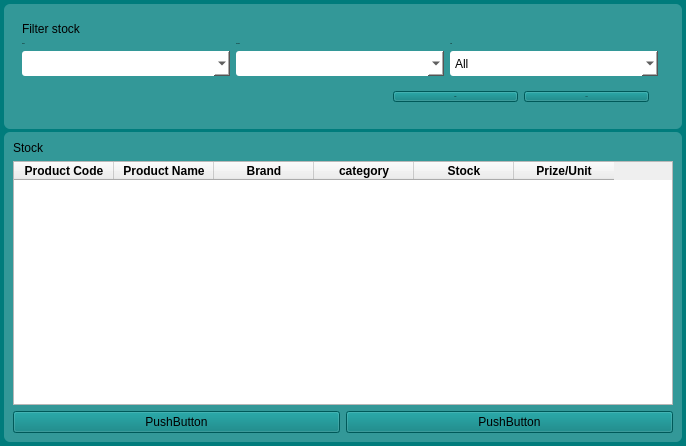
Qt form ui/stock.ui (sarin32/Supermarket-Inventory-and-Sales-Management-System) before a commit.
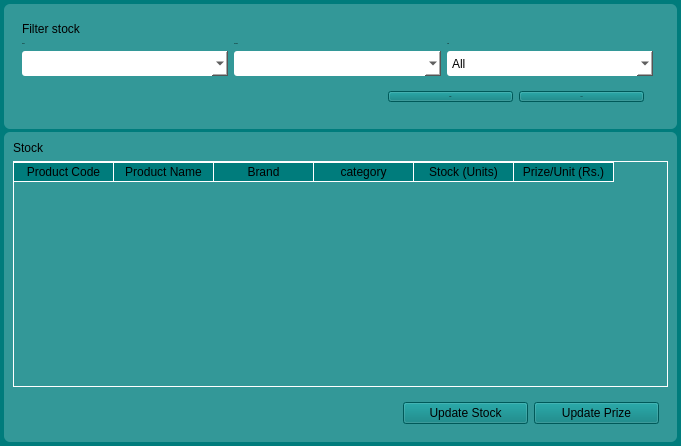
The same form after that commit.

Commit message: finished with stock page backend and front end

What changed in the file:
```diff
--- a/ui/stock.ui
+++ b/ui/stock.ui
@@ -6,7 +6,7 @@
    <rect>
     <x>0</x>
     <y>0</y>
-    <width>686</width>
+    <width>681</width>
     <height>446</height>
    </rect>
   </property>
@@ -39,9 +39,40 @@
 	color:#000;
 	border-radius:3px;
 }
-QMessageBox{
+QMessageBox,QInputDialog{
 	background-color: rgb(51, 152, 152);
-}</string>
+}
+
+QTableWidget
+{
+	gridline-color: #ffffff;
+	background-color: transparent;
+	border:1px solid rgb(255, 255, 255);
+	font: 13px  &quot;Centular&quot;;
+}
+QHeaderView {
+	background-color: transparent;
+}
+QHeaderView::section {
+	background-color: rgb(0, 124, 124);
+	font: bold 13px  &quot;Centular&quot; ;
+	border-bottom: 1px solid #fff;
+    border-right: 1px solid #fff;
+}
+QHeaderView::section:horizontal
+{
+    border-top: 1px solid #fff;
+}
+QHeaderView::section:vertical
+{
+    border-left: 1px solid #fff;
+}
+QTableWidget::item::selected 
+{
+ Color:#000; 
+ Background: #fff;
+}
+</string>
   </property>
   <layout class="QGridLayout" name="gridLayout">
    <property name="leftMargin">
@@ -59,6 +90,130 @@
    <property name="spacing">
     <number>3</number>
    </property>
+   <item row="5" column="0">
+    <widget class="QFrame" name="mainframe_2">
+     <layout class="QGridLayout" name="gridLayout_4">
+      <item row="1" column="0">
+       <widget class="QTableWidget" name="tableStock">
+        <property name="enabled">
+         <bool>true</bool>
+        </property>
+        <property name="sizePolicy">
+         <sizepolicy hsizetype="Ignored" vsizetype="Expanding">
+          <horstretch>0</horstretch>
+          <verstretch>0</verstretch>
+         </sizepolicy>
+        </property>
+        <property name="maximumSize">
+         <size>
+          <width>800</width>
+          <height>16777215</height>
+         </size>
+        </property>
+        <property name="sizeAdjustPolicy">
+         <enum>QAbstractScrollArea::AdjustToContentsOnFirstShow</enum>
+        </property>
+        <property name="selectionMode">
+         <enum>QAbstractItemView::SingleSelection</enum>
+        </property>
+        <property name="selectionBehavior">
+         <enum>QAbstractItemView::SelectRows</enum>
+        </property>
+        <attribute name="verticalHeaderVisible">
+         <bool>false</bool>
+        </attribute>
+        <column>
+         <property name="text">
+          <string>Product Code</string>
+         </property>
+        </column>
+        <column>
+         <property name="text">
+          <string>Product Name</string>
+         </property>
+        </column>
+        <column>
+         <property name="text">
+          <string>Brand</string>
+         </property>
+        </column>
+        <column>
+         <property name="text">
+          <string>category</string>
+         </property>
+        </column>
+        <column>
+         <property name="text">
+          <string>Stock (Units)</string>
+         </property>
+        </column>
+        <column>
+         <property name="text">
+          <string>Prize/Unit (Rs.)</string>
+         </property>
+        </column>
+       </widget>
+      </item>
+      <item row="0" column="0">
+       <widget class="QLabel" name="h_2">
+        <property name="text">
+         <string>Stock</string>
+        </property>
+       </widget>
+      </item>
+      <item row="2" column="0" alignment="Qt::AlignRight">
+       <widget class="QFrame" name="horizontalFrame">
+        <layout class="QHBoxLayout" name="horizontalLayout_4">
+         <item>
+          <widget class="QPushButton" name="buttonUpdateStock">
+           <property name="minimumSize">
+            <size>
+             <width>125</width>
+             <height>0</height>
+            </size>
+           </property>
+           <property name="maximumSize">
+            <size>
+             <width>125</width>
+             <height>16777215</height>
+            </size>
+           </property>
+           <property name="cursor">
+            <cursorShape>PointingHandCursor</cursorShape>
+           </property>
+           <property name="text">
+            <string>Update Stock</string>
+           </property>
+          </widget>
+         </item>
+         <item>
+          <widget class="QPushButton" name="buttonUpdatePrize">
+           <property name="minimumSize">
+            <size>
+             <width>125</width>
+             <height>0</height>
+            </size>
+           </property>
+           <property name="maximumSize">
+            <size>
+             <width>125</width>
+             <height>16777215</height>
+            </size>
+           </property>
+           <property name="cursor">
+            <cursorShape>PointingHandCursor</cursorShape>
+           </property>
+           <property name="text">
+            <string>Update Prize</string>
+           </property>
+          </widget>
+         </item>
+        </layout>
+       </widget>
+      </item>
+     </layout>
+    </widget>
+   </item>
    <item row="0" column="0">
     <widget class="QFrame" name="mainframe_1">
      <layout class="QHBoxLayout" name="horizontalLayout_2">
@@ -311,115 +466,6 @@
      </layout>
     </widget>
    </item>
-   <item row="4" column="0">
-    <widget class="QFrame" name="mainframe_2">
-     <layout class="QGridLayout" name="gridLayout_3">
-      <item row="2" column="1">
-       <widget class="QPushButton" name="pushButton">
-        <property name="text">
-         <string>PushButton</string>
-        </property>
-       </widget>
-      </item>
-      <item row="2" column="2">
-       <widget class="QPushButton" name="pushButton_2">
-        <property name="text">
-         <string>PushButton</string>
-        </property>
-       </widget>
-      </item>
-      <item row="0" column="1" colspan="2">
-       <widget class="QLabel" name="h_2">
-        <property name="text">
-         <string>Stock</string>
-        </property>
-       </widget>
-      </item>
-      <item row="1" column="1" colspan="2">
-       <widget class="QTableWidget" name="tableCart">
-        <property name="enabled">
-         <bool>true</bool>
-        </property>
-        <property name="sizeAdjustPolicy">
-         <enum>QAbstractScrollArea::AdjustToContentsOnFirstShow</enum>
-        </property>
-        <property name="gridStyle">
-         <enum>Qt::DashLine</enum>
-        </property>
-        <property name="sortingEnabled">
-         <bool>false</bool>
-        </property>
-        <column>
-         <property name="text">
-          <string>Product Code</string>
-         </property>
-         <property name="font">
-          <font>
-           <weight>75</weight>
-           <bold>true</bold>
-          </font>
-         </property>
-        </column>
-        <column>
-         <property name="text">
-          <string>Product Name</string>
-         </property>
-         <property name="font">
-          <font>
-           <weight>75</weight>
-           <bold>true</bold>
-          </font>
-         </property>
-        </column>
-        <column>
-         <property name="text">
-          <string>Brand</string>
-         </property>
-         <property name="font">
-          <font>
-           <weight>75</weight>
-           <bold>true</bold>
-          </font>
-         </property>
-        </column>
-        <column>
-         <property name="text">
-          <string>category</string>
-         </property>
-         <property name="font">
-          <font>
-           <weight>75</weight>
-           <bold>true</bold>
-          </font>
-         </property>
-        </column>
-        <column>
-         <property name="text">
-          <string>Stock</string>
-         </property>
-         <property name="font">
-          <font>
-           <weight>75</weight>
-           <bold>true</bold>
-          </font>
-         </property>
-        </column>
-        <column>
-         <property name="text">
-          <string>Prize/Unit</string>
-         </property>
-         <property name="font">
-          <font>
-           <weight>75</weight>
-           <bold>true</bold>
-          </font>
-         </property>
-        </column>
-       </widget>
-      </item>
-     </layout>
-    </widget>
-   </item>
   </layout>
  </widget>
  <resources/>
```
Left out of the diff: 2 changed lines with no effect on the pictures. The commit also changes 6 other files.
